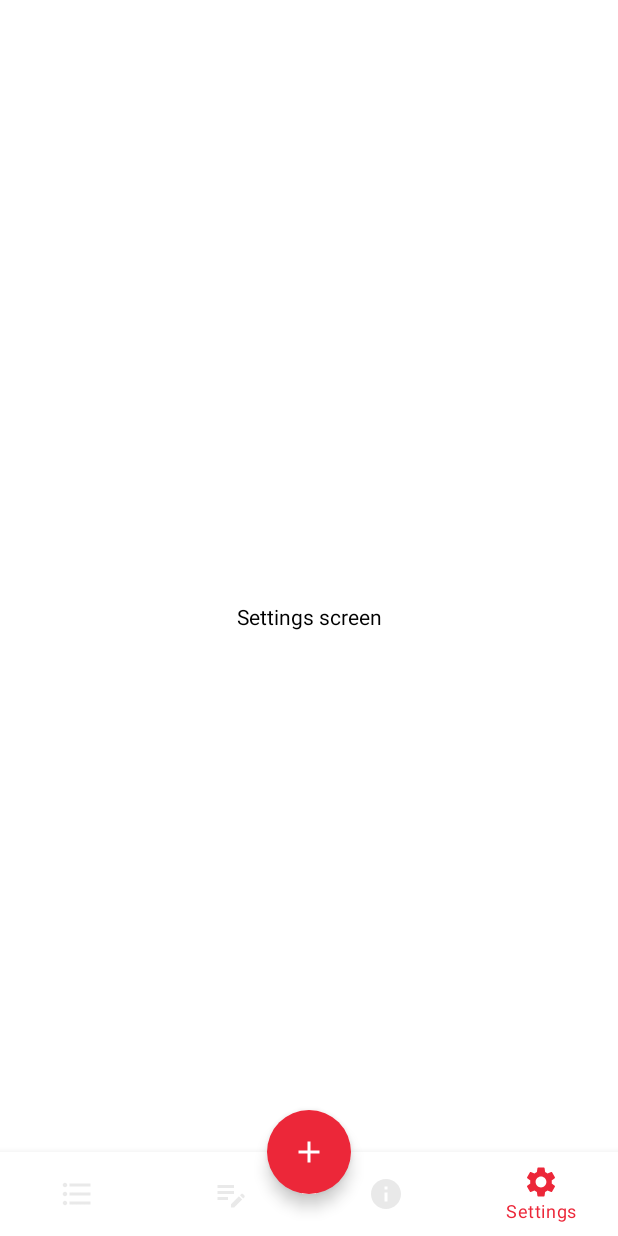
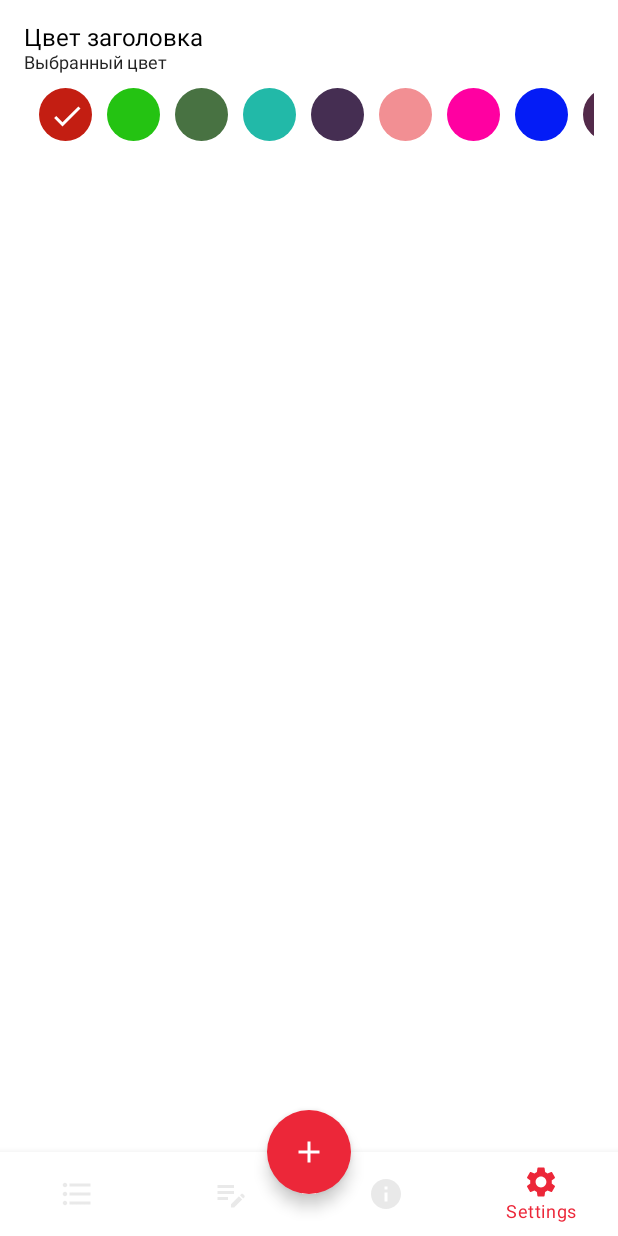
Before and after one commit to DenielP4/ShoppingList, an Android app built with Jetpack Compose: the SettingsScreen screen opened through its navigation route, on a phone screen of 412 x 824 dp. Run offline under Robolectric (Android 15) with nearby library versions, the phone set to English and light mode, and no system bars; our stand-ins replace Dagger/Hilt's generated code.

Commit message:
SettingsScreen + DataStoreManager

```diff
--- /dev/null
+++ b/app/src/main/java/com/example/shoppinglist/datastore/DataStoreManager.kt
@@ -0,0 +1,30 @@
+package com.example.shoppinglist.datastore
+
+import android.content.Context
+import androidx.datastore.core.DataStore
+import androidx.datastore.preferences.core.Preferences
+import androidx.datastore.preferences.core.edit
+import androidx.datastore.preferences.core.stringPreferencesKey
+import androidx.datastore.preferences.preferencesDataStore
+import kotlinx.coroutines.flow.map
+
+const val DATA_STORE_NAME = "preference_storage_name"
+private val Context.datastore: DataStore<Preferences> by preferencesDataStore(DATA_STORE_NAME)
+
+class DataStoreManager(
+    val context: Context
+) {
+    suspend fun saveStringPreference(value: String, key: String){
+        context.datastore.edit { pref ->
+            pref[stringPreferencesKey(key)] = value
+        }
+    }
+
+    fun getStringPreference(key: String, defValue: String) = context.datastore.data.map { pref ->
+        pref[stringPreferencesKey(key)] ?: defValue
+    }
+
+    companion object {
+        const val TITLE_COLOR = "title_color"
+    }
+}
--- a/app/src/main/java/com/example/shoppinglist/new_note_screen/NewNoteScreen.kt
+++ b/app/src/main/java/com/example/shoppinglist/new_note_screen/NewNoteScreen.kt
@@ -114,7 +114,7 @@ fun NewNoteScreen(
                             textStyle = TextStyle(
                                 fontSize = 16.sp,
                                 fontWeight = FontWeight.Bold,
-                                color = DarkText
+                                color = Color(android.graphics.Color.parseColor(viewModel.titleColor.value))
                             )
                         )
                         IconButton(
--- a/app/src/main/java/com/example/shoppinglist/note_list_screen/NoteListScreen.kt
+++ b/app/src/main/java/com/example/shoppinglist/note_list_screen/NoteListScreen.kt
@@ -81,7 +81,7 @@ fun NoteListScreen(
             contentPadding = PaddingValues(bottom = 100.dp)
         ) {
             items(notesList.value) { item ->
-                UiNoteItem(item) { event ->
+                UiNoteItem(viewModel.titleColor.value, item) { event ->
                     viewModel.onEvent(event)
                 }
             }
--- /dev/null
+++ b/app/src/main/java/com/example/shoppinglist/settings_screen/ColorItem.kt
@@ -0,0 +1,7 @@
+package com.example.shoppinglist.settings_screen
+
+
+data class ColorItem(
+    val color: String,
+    val isSelected: Boolean
+)
--- /dev/null
+++ b/app/src/main/java/com/example/shoppinglist/settings_screen/SettingsEvent.kt
@@ -0,0 +1,5 @@
+package com.example.shoppinglist.settings_screen
+
+sealed class SettingsEvent{
+    data class OnItemselected(val color: String): SettingsEvent()
+}
--- a/app/src/main/java/com/example/shoppinglist/settings_screen/SettingsScreen.kt
+++ b/app/src/main/java/com/example/shoppinglist/settings_screen/SettingsScreen.kt
@@ -1,19 +1,53 @@
 package com.example.shoppinglist.settings_screen
 
+import androidx.compose.foundation.layout.Column
 import androidx.compose.foundation.layout.fillMaxSize
+import androidx.compose.foundation.layout.fillMaxWidth
+import androidx.compose.foundation.layout.padding
 import androidx.compose.foundation.layout.wrapContentHeight
 import androidx.compose.foundation.layout.wrapContentWidth
+import androidx.compose.foundation.lazy.LazyRow
+import androidx.compose.foundation.lazy.items
 import androidx.compose.material.Text
 import androidx.compose.runtime.Composable
 import androidx.compose.ui.Modifier
+import androidx.compose.ui.unit.dp
+import androidx.compose.ui.unit.sp
+import androidx.hilt.navigation.compose.hiltViewModel
+import com.example.shoppinglist.ui.theme.DarkText
+import com.example.shoppinglist.ui.theme.GrayLight
 
 @Composable
-fun SettingsScreen() {
-    Text(
-        text = "Settings screen",
+fun SettingsScreen(
+    viewModel: SettingsViewModel = hiltViewModel()
+) {
+
+    val list = viewModel.colorItemListState.value
+
+    Column(
         modifier = Modifier
             .fillMaxSize()
-            .wrapContentWidth()
-            .wrapContentHeight()
-    )
+            .padding(16.dp)
+    ) {
+        Text(
+            text = "Цвет заголовка",
+            fontSize = 16.sp
+        )
+        Text(
+            text = "Выбранный цвет",
+            fontSize = 12.sp,
+            color = DarkText
+        )
+        LazyRow(
+            modifier = Modifier
+                .fillMaxWidth()
+                .padding(top = 10.dp)
+        ) {
+            items(list){ item ->
+                UiColorItem(item){ event ->
+                    viewModel.onEvent(event)
+                }
+            }
+        }
+    }
 }
--- /dev/null
+++ b/app/src/main/java/com/example/shoppinglist/settings_screen/SettingsViewModel.kt
@@ -0,0 +1,53 @@
+package com.example.shoppinglist.settings_screen
+
+import androidx.compose.runtime.mutableStateOf
+import androidx.lifecycle.ViewModel
+import androidx.lifecycle.viewModelScope
+import com.example.shoppinglist.datastore.DataStoreManager
+import dagger.hilt.android.lifecycle.HiltViewModel
+import kotlinx.coroutines.launch
+import javax.inject.Inject
+
+@HiltViewModel
+class SettingsViewModel @Inject constructor(
+    private val dataStoreManager: DataStoreManager
+) : ViewModel() {
+    val colorItemListState = mutableStateOf<List<ColorItem>>(emptyList())
+
+    init {
+        viewModelScope.launch {
+            dataStoreManager
+                .getStringPreference(
+                    DataStoreManager.TITLE_COLOR,
+                    "#C31E12"
+                )
+                .collect { selectedColor ->
+
+                    val tempColorItemList = ArrayList<ColorItem>()
+
+                    ColorUtils.colorList.forEach { color ->
+                        tempColorItemList.add(
+                            ColorItem(
+                                color,
+                                selectedColor == color
+                            )
+                        )
+                    }
+                    colorItemListState.value = tempColorItemList
+                }
+        }
+    }
+
+    fun onEvent(event: SettingsEvent){
+        when(event){
+            is SettingsEvent.OnItemselected -> {
+                viewModelScope.launch {
+                    dataStoreManager.saveStringPreference(
+                        event.color,
+                        DataStoreManager.TITLE_COLOR
+                    )
+                }
+            }
+        }
+    }
+}
--- /dev/null
+++ b/app/src/main/java/com/example/shoppinglist/settings_screen/UiColorItem.kt
@@ -0,0 +1,45 @@
+package com.example.shoppinglist.settings_screen
+
+import androidx.compose.foundation.background
+import androidx.compose.foundation.layout.padding
+import androidx.compose.foundation.layout.size
+import androidx.compose.foundation.shape.CircleShape
+import androidx.compose.material.Icon
+import androidx.compose.material.IconButton
+import androidx.compose.runtime.Composable
+import androidx.compose.ui.Modifier
+import androidx.compose.ui.draw.clip
+import androidx.compose.ui.graphics.Color
+import androidx.compose.ui.res.painterResource
+import androidx.compose.ui.tooling.preview.Preview
+import androidx.compose.ui.unit.dp
+import com.example.shoppinglist.R
+
+@Composable
+fun UiColorItem(
+    item: ColorItem,
+    onEvent: (SettingsEvent) -> Unit
+) {
+    IconButton(
+        modifier = Modifier
+            .padding(start = 10.dp)
+            .clip(CircleShape)
+            .size(35.dp)
+            .background(
+                color = Color(
+                    android.graphics.Color.parseColor(item.color)
+                )
+            ),
+        onClick = {
+            onEvent(SettingsEvent.OnItemselected(item.color))
+        }
+    ) {
+        if (item.isSelected) {
+            Icon(
+                painter = painterResource(id = R.drawable.check_icon),
+                contentDescription = "Check",
+                tint = Color.White
+            )
+        }
+    }
+}
--- /dev/null
+++ b/app/src/main/res/drawable/check_icon.xml
@@ -0,0 +1,5 @@
+<vector android:height="24dp" android:tint="#FFFFFF"
+    android:viewportHeight="24" android:viewportWidth="24"
+    android:width="24dp" xmlns:android="http://schemas.android.com/apk/res/android">
+    <path android:fillColor="@android:color/white" android:pathData="M9,16.17L4.83,12l-1.42,1.41L9,19 21,7l-1.41,-1.41z"/>
+</vector>
```
Also changed, not shown: app/src/main/java/com/example/shoppinglist/di/AppModule.kt (+7 -0 lines), app/src/main/java/com/example/shoppinglist/new_note_screen/NewNoteViewModel.kt (+11 -1 lines), app/src/main/java/com/example/shoppinglist/note_list_screen/NoteListViewModel.kt (+17 -1 lines), app/src/main/java/com/example/shoppinglist/note_list_screen/UiNoteItem.kt (+5 -2 lines), app/src/main/java/com/example/shoppinglist/settings_screen/ColorUtils.kt (added, +18 -0 lines).
